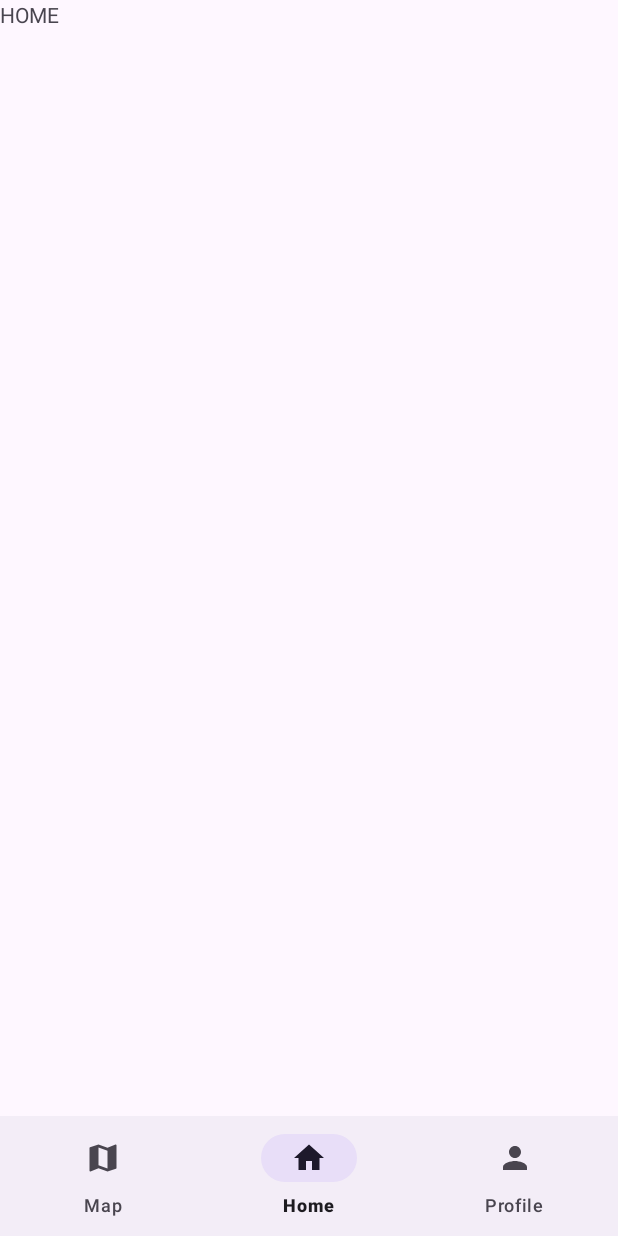
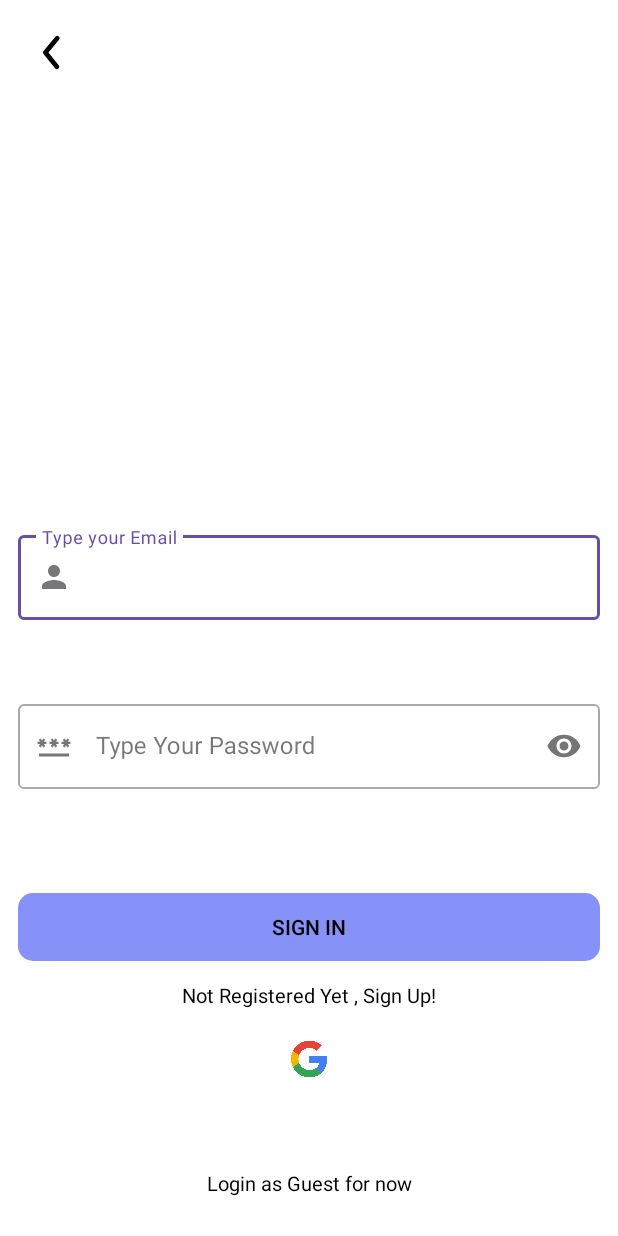
Before and after one commit to TERRA2k5/RecycloMate, an Android app: the screen it shows after launch (MainActivity before the commit, SignInActivity after it), on a phone screen of 412 x 824 dp. Run offline under Robolectric (Android 15) with nearby library versions, the phone set to English and light mode, and no system bars; our stand-ins replace Firebase (no records; nobody signed in at launch, a user with empty details on screens opened directly).

Commit message:
auth added

```diff
--- a/app/build.gradle.kts
+++ b/app/build.gradle.kts
@@ -38,6 +38,7 @@ android {
 
     buildFeatures {
         dataBinding = true
+        viewBinding = true
     }
 }
 
@@ -50,8 +51,10 @@ dependencies {
     implementation(libs.androidx.constraintlayout)
     implementation(libs.play.services.maps)
     implementation(libs.play.services.location)
+    implementation(libs.firebase.auth.ktx)
     testImplementation(libs.junit)
     androidTestImplementation(libs.androidx.junit)
     androidTestImplementation(libs.androidx.espresso.core)
     implementation(libs.firebase.bom)
+    implementation ("com.google.android.gms:play-services-auth:20.5.0")
 }
--- /dev/null
+++ b/app/src/main/java/com/example/recyclomate/SignInActivity.kt
@@ -0,0 +1,118 @@
+package com.example.recyclomate
+
+import android.content.Intent
+import android.os.Bundle
+import android.widget.Toast
+import androidx.activity.OnBackPressedCallback
+import androidx.appcompat.app.AppCompatActivity
+import com.example.recyclomate.MainActivity
+import com.example.recyclomate.R
+import com.example.recyclomate.databinding.ActivitySignInBinding
+import com.google.android.gms.auth.api.signin.GoogleSignIn
+import com.google.android.gms.auth.api.signin.GoogleSignInClient
+import com.google.android.gms.auth.api.signin.GoogleSignInOptions
+import com.google.firebase.auth.FirebaseAuth
+import com.google.firebase.auth.FirebaseUser
+import com.google.firebase.auth.GoogleAuthProvider
+
+class SignInActivity : AppCompatActivity() {
+
+    private lateinit var binding: ActivitySignInBinding
+    private lateinit var firebaseAuth: FirebaseAuth
+    private lateinit var googleSignInClient: GoogleSignInClient
+
+    override fun onStart() {
+        super.onStart()
+        val currentUser: FirebaseUser? = firebaseAuth.currentUser
+        if (currentUser != null) {
+            startActivity(Intent(this, MainActivity::class.java))
+            finish()
+        }
+    }
+
+    override fun onCreate(savedInstanceState: Bundle?) {
+        super.onCreate(savedInstanceState)
+        binding = ActivitySignInBinding.inflate(layoutInflater)
+        setContentView(binding.root)
+
+        firebaseAuth = FirebaseAuth.getInstance()
+
+
+        binding.gotosignup.setOnClickListener {
+            val intent = Intent(this, SignUpActivity::class.java)
+            startActivity(intent)
+        }
+        // Google Sign-In options
+        val gso = GoogleSignInOptions.Builder(GoogleSignInOptions.DEFAULT_SIGN_IN)
+            .requestIdToken(getString(R.string.default_web_client_id))
+            .requestEmail()
+            .build()
+
+        googleSignInClient = GoogleSignIn.getClient(this, gso)
+
+        // Google sign-in button
+        binding.googleSignInButton.setOnClickListener {
+            val signInIntent = googleSignInClient.signInIntent
+            startActivityForResult(signInIntent, RC_SIGN_IN)
+        }
+
+        binding.buttonSignin.setOnClickListener {
+            val email = binding.emailEt.text.toString()
+            val pass = binding.passET.text.toString()
+
+            if (email.isNotEmpty() && pass.isNotEmpty()) {
+                firebaseAuth.signInWithEmailAndPassword(email, pass).addOnCompleteListener { task ->
+                    if (task.isSuccessful) {
+                        startActivity(Intent(this, MainActivity::class.java))
+                        finish()
+                    } else {
+                        Toast.makeText(this, "Authentication failed: ${task.exception?.message}", Toast.LENGTH_SHORT).show()
+                    }
+                }
+            } else {
+                Toast.makeText(this, "Empty Fields Are not Allowed !!", Toast.LENGTH_SHORT).show()
+            }
+        }
+
+        // Guest access button
+        binding.guest.setOnClickListener {
+            startActivity(Intent(this, MainActivity::class.java))
+        }
+
+        // Back button handling
+        binding.backButton.setOnClickListener {
+            onBackPressedDispatcher.onBackPressed()
+        }
+
+        onBackPressedDispatcher.addCallback(this, object : OnBackPressedCallback(true) {
+            override fun handleOnBackPressed() {
+                finish()
+            }
+        })
+    }
+
+    override fun onActivityResult(requestCode: Int, resultCode: Int, data: Intent?) {
+        super.onActivityResult(requestCode, resultCode, data)
+        if (requestCode == RC_SIGN_IN) {
+            val task = GoogleSignIn.getSignedInAccountFromIntent(data)
+            if (task.isSuccessful) {
+                val account = task.result
+                val credential = GoogleAuthProvider.getCredential(account.idToken, null)
+                firebaseAuth.signInWithCredential(credential).addOnCompleteListener { signInTask ->
+                    if (signInTask.isSuccessful) {
+                        startActivity(Intent(this, MainActivity::class.java))
+                        finish()
+                    } else {
+                        Toast.makeText(this, "Google sign-in failed", Toast.LENGTH_SHORT).show()
+                    }
+                }
+            } else {
+                Toast.makeText(this, "Google sign-in failed", Toast.LENGTH_SHORT).show()
+            }
+        }
+    }
+
+    companion object {
+        private const val RC_SIGN_IN = 9001
+    }
+}
--- /dev/null
+++ b/app/src/main/res/drawable/baseline_password_24.xml
@@ -0,0 +1,5 @@
+<vector android:height="24dp" android:tint="#000000"
+    android:viewportHeight="24" android:viewportWidth="24"
+    android:width="24dp" xmlns:android="http://schemas.android.com/apk/res/android">
+    <path android:fillColor="@android:color/white" android:pathData="M2,17h20v2H2V17zM3.15,12.95L4,11.47l0.85,1.48l1.3,-0.75L5.3,10.72H7v-1.5H5.3l0.85,-1.47L4.85,7L4,8.47L3.15,7l-1.3,0.75L2.7,9.22H1v1.5h1.7L1.85,12.2L3.15,12.95zM9.85,12.2l1.3,0.75L12,11.47l0.85,1.48l1.3,-0.75l-0.85,-1.48H15v-1.5h-1.7l0.85,-1.47L12.85,7L12,8.47L11.15,7l-1.3,0.75l0.85,1.47H9v1.5h1.7L9.85,12.2zM23,9.22h-1.7l0.85,-1.47L20.85,7L20,8.47L19.15,7l-1.3,0.75l0.85,1.47H17v1.5h1.7l-0.85,1.48l1.3,0.75L20,11.47l0.85,1.48l1.3,-0.75l-0.85,-1.48H23V9.22z"/>
+</vector>
--- /dev/null
+++ b/app/src/main/res/drawable/ic_back.xml
@@ -0,0 +1,6 @@
+<vector android:height="24dp" android:viewportHeight="24"
+    android:viewportWidth="24" android:width="24dp" xmlns:android="http://schemas.android.com/apk/res/android">
+    <path android:fillAlpha="0" android:fillColor="#000000"
+        android:pathData="M24,0l-0,24l-24,0l-0,-24z" android:strokeAlpha="0"/>
+    <path android:fillColor="@color/black" android:pathData="M13.83,19a1,1 0,0 1,-0.78 -0.37l-4.83,-6a1,1 0,0 1,0 -1.27l5,-6a1,1 0,0 1,1.54 1.28L10.29,12l4.32,5.36a1,1 0,0 1,-0.78 1.64z"/>
+</vector>
--- /dev/null
+++ b/app/src/main/res/drawable/ic_person.xml
@@ -0,0 +1,5 @@
+<vector android:height="24dp" android:tint="#000000"
+    android:viewportHeight="24" android:viewportWidth="24"
+    android:width="24dp" xmlns:android="http://schemas.android.com/apk/res/android">
+    <path android:fillColor="@android:color/white" android:pathData="M12,12c2.21,0 4,-1.79 4,-4s-1.79,-4 -4,-4 -4,1.79 -4,4 1.79,4 4,4zM12,14c-2.67,0 -8,1.34 -8,4v2h16v-2c0,-2.66 -5.33,-4 -8,-4z"/>
+</vector>
--- /dev/null
+++ b/app/src/main/res/drawable/rounded_button_bg.xml
@@ -0,0 +1,6 @@
+<?xml version="1.0" encoding="utf-8"?>
+<shape android:shape="rectangle" xmlns:android="http://schemas.android.com/apk/res/android">
+    <solid android:color="@color/lavendar"/>
+    <corners
+        android:radius="10sp"/>
+</shape>
--- /dev/null
+++ b/app/src/main/res/drawable/rounded_button_bg_dark.xml
@@ -0,0 +1,6 @@
+<?xml version="1.0" encoding="utf-8"?>
+<shape android:shape="rectangle" xmlns:android="http://schemas.android.com/apk/res/android">
+    <solid android:color="@color/blue"/>
+    <corners
+        android:radius="10sp"/>
+</shape>
--- /dev/null
+++ b/app/src/main/res/layout/activity_sign_in.xml
@@ -0,0 +1,140 @@
+<?xml version="1.0" encoding="utf-8"?>
+<androidx.constraintlayout.widget.ConstraintLayout
+    xmlns:android="http://schemas.android.com/apk/res/android"
+    xmlns:app="http://schemas.android.com/apk/res-auto"
+    xmlns:tools="http://schemas.android.com/tools"
+    android:layout_width="match_parent"
+    android:layout_height="match_parent"
+    android:background="@color/white">
+
+
+    <androidx.core.widget.NestedScrollView
+        android:id="@+id/nestedScrollView"
+        android:layout_width="match_parent"
+        android:layout_height="match_parent"
+        >
+
+
+        <LinearLayout
+            android:layout_width="match_parent"
+            android:layout_height="match_parent"
+            android:orientation="vertical"
+            app:layout_constraintBottom_toBottomOf="parent"
+            app:layout_constraintEnd_toEndOf="parent"
+            app:layout_constraintStart_toStartOf="parent"
+            app:layout_constraintTop_toTopOf="parent"
+
+            >
+
+            <ImageView
+                android:id="@+id/back_button"
+                android:layout_width="38dp"
+                android:layout_height="38dp"
+                android:layout_marginStart="16dp"
+                android:layout_marginTop="16dp"
+                android:clickable="true"
+                android:contentDescription="back button"
+                android:focusable="true"
+                app:layout_constraintStart_toStartOf="parent"
+                app:layout_constraintTop_toTopOf="parent"
+                app:srcCompat="@drawable/ic_back" />
+
+            <LinearLayout
+                android:layout_width="match_parent"
+                android:layout_height="wrap_content"
+                android:layout_margin="12dp"
+                android:orientation="vertical"
+                android:paddingTop="270dp">
+
+
+                <com.google.android.material.textfield.TextInputLayout
+                    android:id="@+id/emailLayout"
+                    style="@style/LoginTextInputOuterFieldStyle"
+                    app:endIconMode="clear_text"
+                    app:startIconDrawable="@drawable/ic_person"
+                    >
+
+                    <com.google.android.material.textfield.TextInputEditText
+                        android:id="@+id/emailEt"
+                        style="@style/txtcolo"
+                        android:layout_width="match_parent"
+                        android:layout_height="wrap_content"
+                        android:hint="@string/hint_email"
+                        android:inputType="textEmailAddress"
+                        android:textColorHint="#4a6572" />
+
+                </com.google.android.material.textfield.TextInputLayout>
+
+
+                <com.google.android.material.textfield.TextInputLayout
+                    android:id="@+id/passwordLayout"
+                    style="@style/LoginTextInputOuterFieldStyle"
+                    android:paddingTop="20dp"
+                    app:passwordToggleEnabled="true"
+                    app:startIconDrawable="@drawable/baseline_password_24">
+
+                    <com.google.android.material.textfield.TextInputEditText
+                        android:id="@+id/passET"
+                        android:layout_width="match_parent"
+                        android:layout_height="wrap_content"
+                        android:hint="@string/hint_pass"
+                        android:inputType="textPassword"
+                        style="@style/txtcolo"
+                        android:textColorHint="#4a6572" />
+
+                </com.google.android.material.textfield.TextInputLayout>
+
+
+            </LinearLayout>
+
+            <LinearLayout
+                android:layout_width="match_parent"
+                android:layout_height="wrap_content"
+                android:layout_margin="12dp"
+                android:orientation="vertical"
+                android:paddingTop="30dp">
+
+                <androidx.appcompat.widget.AppCompatButton
+                    android:id="@+id/buttonSignin"
+                    style="@style/BUTTON"
+                    android:layout_width="match_parent"
+                    android:layout_height="45dp"
+                    android:text="@string/Sign_In"
+                    android:textColor="@color/black" />
+
+                <TextView
+                    android:id="@+id/gotosignup"
+                    android:layout_width="match_parent"
+                    android:layout_height="45dp"
+                    android:gravity="center"
+                    android:text="@string/Not_reg"
+                    style="@style/TEXT"
+                    android:textSize="13sp"
+                    tools:ignore="TextSizeCheck" />
+
+                <ImageView
+                    android:id="@+id/googleSignInButton"
+                    android:layout_width="40dp"
+                    android:layout_height="40dp"
+                    android:layout_gravity="center"
+                    android:src="@drawable/google"/>
+
+                <TextView
+                    android:id="@+id/guest"
+                    android:layout_width="match_parent"
+                    android:layout_height="45dp"
+                    android:gravity="center"
+                    android:text="@string/login_as_guest_for_now"
+                    style="@style/TEXT"
+                    android:textSize="13sp"
+                    android:layout_marginTop="40dp"
+                    tools:ignore="TextSizeCheck"
+                    />
+
+            </LinearLayout>
+
+        </LinearLayout>
+
+    </androidx.core.widget.NestedScrollView>
+
+</androidx.constraintlayout.widget.ConstraintLayout>
--- a/app/src/main/res/layout/fragment_profile.xml
+++ b/app/src/main/res/layout/fragment_profile.xml
@@ -11,4 +11,6 @@
         android:layout_height="match_parent"
         android:text="PROFILE" />
 
+
+
 </FrameLayout>
--- a/app/src/main/res/values-night/themes.xml
+++ b/app/src/main/res/values-night/themes.xml
@@ -4,4 +4,26 @@
         <!-- Customize your dark theme here. -->
         <!-- <item name="colorPrimary">@color/my_dark_primary</item> -->
     </style>
+
+    //Login signup input outer box style
+    <style name="LoginTextInputOuterFieldStyle" parent="Widget.MaterialComponents.TextInputLayout.OutlinedBox">
+        <item name="android:layout_width">match_parent</item>
+        <item name="android:layout_height">wrap_content</item>
+        <item name="android:layout_marginTop">15dp</item>
+        <item name="android:layout_marginBottom">15dp</item>
+    </style>
+
+    <!-- Text color-->
+    <style name="txtcolo">
+        <item name="android:textColor">@color/white</item>
+    </style>
+    <!-- Button style dark mode -->
+    <style name="BUTTON">
+        <item name="android:background">@drawable/rounded_button_bg_dark</item>
+    </style>
+    <!-- text style dark mode -->
+    <style name="TEXT">
+        <item name="android:textColor">@color/white</item>
+    </style>
+
 </resources>
--- a/app/src/main/res/values/strings.xml
+++ b/app/src/main/res/values/strings.xml
@@ -2,4 +2,14 @@
     <string name="app_name">RecycloMate</string>
     <!-- TODO: Remove or change this placeholder text -->
     <string name="hello_blank_fragment">Hello blank fragment</string>
+    <string name="hint_email">Type your Email</string>
+    <string name="hint_pass">Type Your Password</string>
+    <string name="hint_confpass">Retype Your Password</string>
+    <string name="Sign_Up">Sign Up</string>
+    <string name="Sign_In">Sign In</string>
+    <string name="Already_reg">Already Registered , Sign In!</string>
+    <string name="Not_reg">Not Registered Yet , Sign Up!</string>
+    <string name="login_as_guest_for_now">Login as Guest for now</string>
+    <string name="default_web_client_id">391586904449-mucne46rdhrn2to0k6j391pqbrsvnr4o.apps.googleusercontent.com</string>
+
 </resources>
--- a/app/src/main/res/values/themes.xml
+++ b/app/src/main/res/values/themes.xml
@@ -6,4 +6,26 @@
     </style>
 
     <style name="Theme.RecycloMate" parent="Base.Theme.RecycloMate" />
+
+    //Login signup input outer box style
+    <style name="LoginTextInputOuterFieldStyle" parent="Widget.MaterialComponents.TextInputLayout.OutlinedBox">
+        <item name="android:layout_width">match_parent</item>
+        <item name="android:layout_height">wrap_content</item>
+        <item name="android:layout_marginTop">15dp</item>
+        <item name="android:layout_marginBottom">15dp</item>
+    </style>
+
+    <!-- Text color-->
+    <style name="txtcolo">
+        <item name="android:textColor">@color/black</item>
+    </style>
+    <!-- Button style light mode -->
+    <style name="BUTTON">
+        <item name="android:background">@drawable/rounded_button_bg</item>
+    </style>
+
+    <style name="TEXT">
+        <item name="android:textColor">@color/black</item>
+    </style>
+
 </resources>
--- a/gradle/libs.versions.toml
+++ b/gradle/libs.versions.toml
@@ -13,6 +13,7 @@ constraintlayout = "2.1.4"
 googleAndroidLibrariesMapsplatformSecretsGradlePlugin = "2.0.1"
 playServicesMaps = "18.1.0"
 playServicesLocation = "21.3.0"
+firebaseAuthKtx = "21.1.0"
 
 [libraries]
 androidx-core-ktx = { group = "androidx.core", name = "core-ktx", version.ref = "coreKtx" }
@@ -27,6 +28,7 @@ androidx-activity = { group = "androidx.activity", name = "activity", version.re
 androidx-constraintlayout = { group = "androidx.constraintlayout", name = "constraintlayout", version.ref = "constraintlayout" }
 play-services-maps = { group = "com.google.android.gms", name = "play-services-maps", version.ref = "playServicesMaps" }
 play-services-location = { group = "com.google.android.gms", name = "play-services-location", version.ref = "playServicesLocation" }
+firebase-auth-ktx = { group = "com.google.firebase", name = "firebase-auth-ktx", version.ref = "firebaseAuthKtx" }
 
 [plugins]
 android-application = { id = "com.android.application", version.ref = "agp" }
```
Also changed, not shown: app/src/main/AndroidManifest.xml (+7 -2 lines), app/src/main/java/com/example/recyclomate/SignUpActivity.kt (added, +78 -0 lines), app/src/main/res/layout/activity_sign_up.xml (added, +151 -0 lines), app/src/main/res/values/colors.xml (+23 -0 lines), app/src/main/res/drawable/google.png (added), 2 other files.
